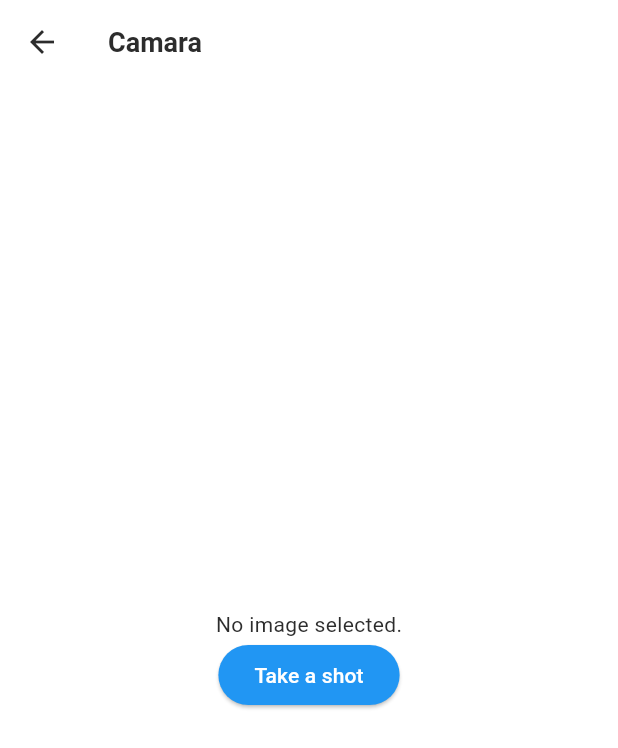
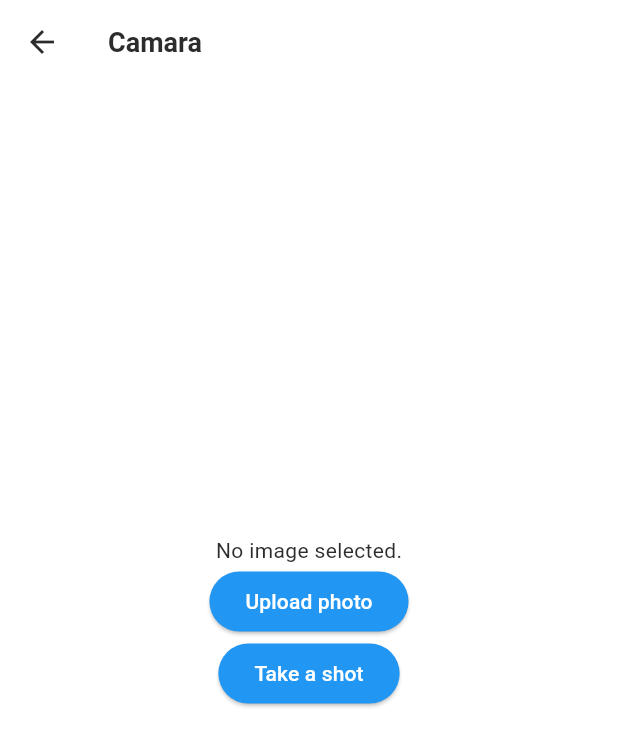
Before and after one commit to KelvinOvO/COMP3330-Cookpilot, a Flutter app: the CamaraPage screen opened directly, after a tap on "Take a shot", on a phone screen of 412 x 824 dp. Shown: the top 748 px of the screen. Run offline on Flutter 3.47's test engine with Material 3 defaults, Android fonts, the phone set to English and light mode, and no system bars; our stand-ins replace cached_network_image, flutter_cache_manager, image_picker, pull_to_refresh; network calls fail.

Commit message:
Add files via upload
photo shot or upload

```diff
--- a/lib/pages/camera_page.dart
+++ b/lib/pages/camera_page.dart
@@ -16,13 +16,20 @@ import 'package:image_picker/image_picker.dart';
     XFile? _image;
 
     Future<void> _getImage() async {
+      final XFile? image = await _picker.pickImage(source: ImageSource.gallery);
+      // final XFile? image = await _picker.pickImage(source: ImageSource.camera);
+      setState(() {
+        _image = image;
+      });
+    }
+
+    Future<void> _takephoto() async {
       // final XFile? image = await _picker.pickImage(source: ImageSource.gallery);
       final XFile? image = await _picker.pickImage(source: ImageSource.camera);
       setState(() {
         _image = image;
       });
     }
-
       @override
       Widget build(BuildContext context) {
         return Scaffold(
@@ -34,13 +41,22 @@ import 'package:image_picker/image_picker.dart';
             mainAxisAlignment: MainAxisAlignment.center,
               children: <Widget>[
                 _image == null? Text('No image selected.') : Image.file(File(_image!.path)),
+
                 ElevatedButton(
-        child: Text("Take a shot"),
+                  child: Text("Upload photo"),
                   onPressed: _getImage,
                   style: ElevatedButton.styleFrom(
                     foregroundColor: Colors.white, backgroundColor: Colors.blue, // Text color
                   ),
                 ),
+                Padding( padding: const EdgeInsets.only(bottom: 50.0),
+                  child: ElevatedButton(
+                    child: Text("Take a shot"),
+                    onPressed: _takephoto,
+                    style: ElevatedButton.styleFrom(
+                      foregroundColor: Colors.white, backgroundColor: Colors.blue, // Text color
+                    ),
+                  ),),
         ]
         )
         )
```
Lines whose indentation alone changed are shown as unchanged.
